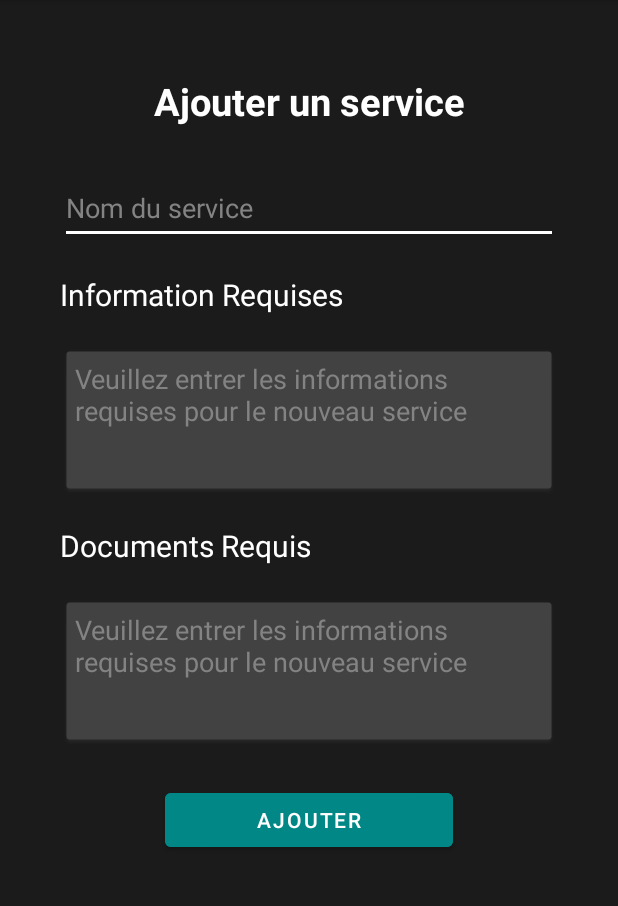
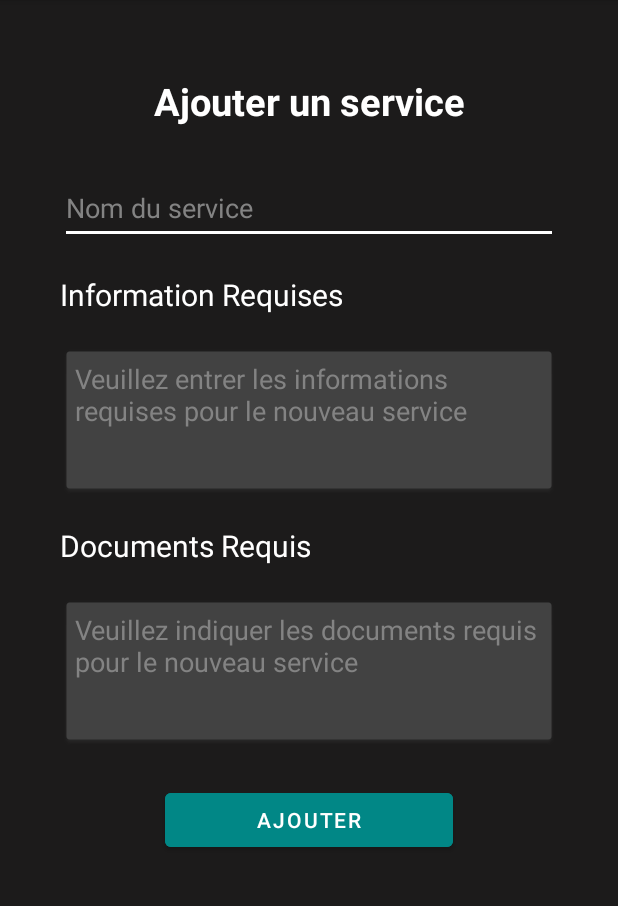
Before and after one commit to uOttawa-SEG2505-Fall2021/novigrad-project---part-1-g03, an Android app: the AddService screen opened directly, with no data from a screen before it, on a phone screen of 412 x 824 dp, the part 84-990 px from its top. Run offline under Robolectric (Android 15) with nearby library versions, the phone set to English and light mode, and no system bars.

Commit message:
Petite modification du strings.xml et service page

```diff
--- a/App/app/src/main/res/layout/activity_add_service.xml
+++ b/App/app/src/main/res/layout/activity_add_service.xml
@@ -109,7 +109,7 @@
                 android:backgroundTint="@color/cardview_dark_background"
                 android:gravity="top"
 
-                android:hint="@string/prompt_entrerInfoRequis"
+                android:hint="@string/prompt_entrerDocRequis"
                 android:inputType="textMultiLine|textNoSuggestions"
                 android:maxLines="50"
                 android:padding="10dp"
--- a/App/app/src/main/res/values/strings.xml
+++ b/App/app/src/main/res/values/strings.xml
@@ -24,7 +24,7 @@
     <string name="prompt_docRequis">Document requis</string>
     <string name="action_ajouter">Ajouter</string>
     <string name="prompt_entrerInfoRequis">Veuillez entrer les informations requises pour le nouveau service</string>
-    <string name="prompt_entrerDocRequis">Veuillez entrer les documents requis pour le nouveau service</string>
+    <string name="prompt_entrerDocRequis">Veuillez indiquer les documents requis pour le nouveau service</string>
     <string name="welcomeAdmin">Bonjour %1$s!\n Vous êtes connecté en tant qu\'administrateur.</string>
     <string name="action_retour">Retourner à la page précédente</string>
     <string name="instructions_delete">Veuillez appuyer longtemps sur un compte pour le supprimer</string>
```
